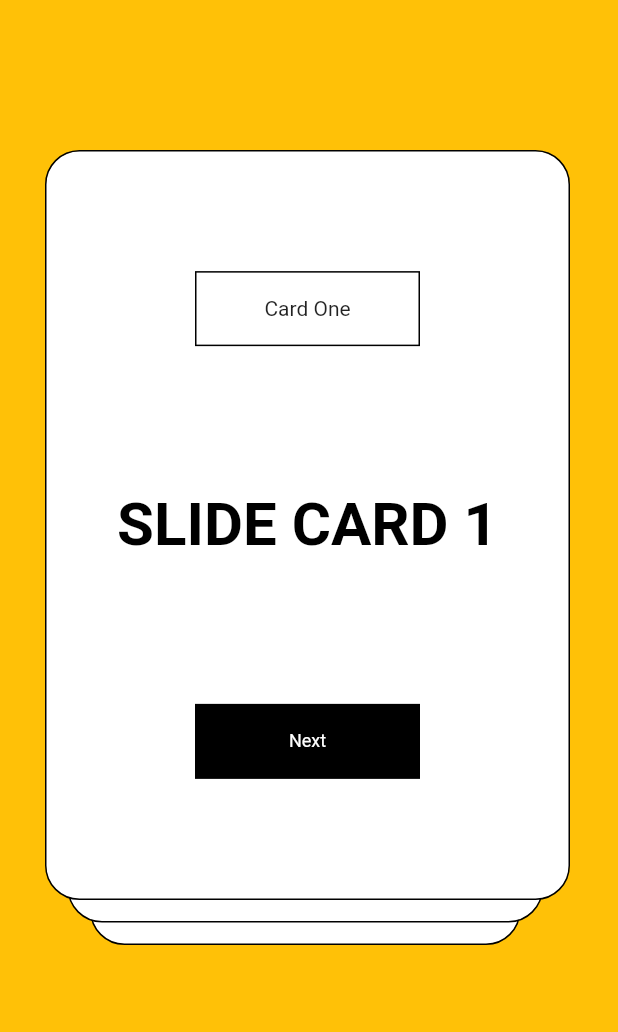
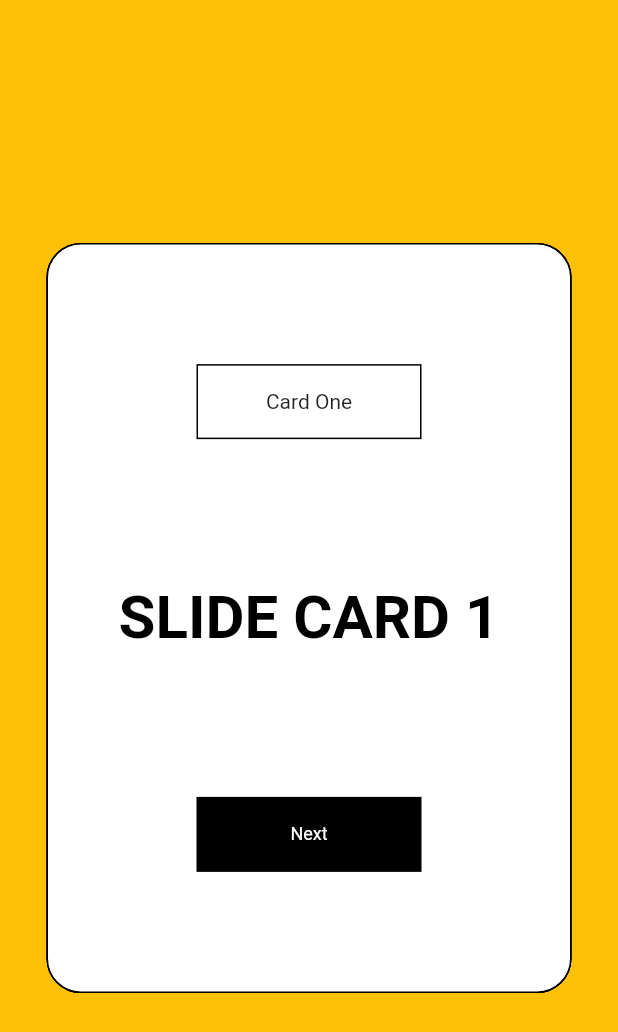
Before and after one commit to Tejas-gaikwad/flutter_animations, a Flutter app: the screen it shows after launch, on a phone screen of 412 x 824 dp. Shown: the top 1032 px of the screen. Run offline on Flutter 3.47's test engine with Material 2 defaults, Android fonts, the phone set to English and light mode, and no system bars; our stand-ins replace flutter_secure_storage.

Commit message:
swippable cards yt video

```diff
--- a/lib/main.dart
+++ b/lib/main.dart
@@ -12,8 +12,7 @@ class MyApp extends StatelessWidget {
   @override
   Widget build(BuildContext context) {
     return MaterialApp(
-      debugShowCheckedModeBanner: false
-      ,
+      debugShowCheckedModeBanner: false,
       title: 'Flutter Demo',
       theme: ThemeData(primarySwatch: Colors.blue),
       home: Swipeable_slide_cards(),
--- a/lib/swipeable_slide_cards/swipeable_slide_cards.dart
+++ b/lib/swipeable_slide_cards/swipeable_slide_cards.dart
@@ -1,7 +1,6 @@
 import 'package:flutter/material.dart';
-import 'package:flutter/src/widgets/framework.dart';
-import 'package:flutter/src/widgets/placeholder.dart';
 
+// ignore: camel_case_types
 class Swipeable_slide_cards extends StatefulWidget {
   const Swipeable_slide_cards({super.key});
 
@@ -12,88 +11,112 @@ class Swipeable_slide_cards extends StatefulWidget {
 class _Swipeable_slide_cardsState extends State<Swipeable_slide_cards>
     with AutomaticKeepAliveClientMixin, TickerProviderStateMixin {
   late final AnimationController _controller1 = AnimationController(
-      vsync: this, duration: const Duration(milliseconds: 800));
+    vsync: this,
+    duration: const Duration(milliseconds: 800),
+  );
+
   late final AnimationController _controller2 = AnimationController(
-      vsync: this, duration: const Duration(milliseconds: 800));
+    vsync: this,
+    duration: const Duration(milliseconds: 800),
+  );
+
   late final AnimationController _controller3 = AnimationController(
-      vsync: this, duration: const Duration(milliseconds: 800));
+    vsync: this,
+    duration: const Duration(milliseconds: 800),
+  );
 
   late final Animation<Offset> _offsetAnimation1 = Tween<Offset>(
     begin: Offset.zero,
     end: const Offset(-1.8, 0.0),
-  ).animate(CurvedAnimation(
-    parent: _controller1,
-    curve: Curves.easeIn,
-  ));
+  ).animate(CurvedAnimation(parent: _controller1, curve: Curves.easeIn));
 
   late final Animation<Offset> _offsetAnimation2 = Tween<Offset>(
     begin: Offset.zero,
     end: const Offset(-1.8, 0.0),
-  ).animate(CurvedAnimation(
-    parent: _controller2,
-    curve: Curves.easeIn,
-  ));
+  ).animate(CurvedAnimation(parent: _controller2, curve: Curves.easeIn));
+
   late final Animation<Offset> _offsetAnimation3 = Tween<Offset>(
     begin: Offset.zero,
     end: const Offset(-1.8, 0.0),
-  ).animate(CurvedAnimation(
-    parent: _controller3,
-    curve: Curves.easeIn,
-  ));
-
-  @override
-  void initState() {
-    super.initState();
-  }
+  ).animate(CurvedAnimation(parent: _controller3, curve: Curves.easeIn));
 
   @override
   void dispose() {
     _controller1.dispose();
+    _controller2.dispose();
+    _controller3.dispose();
     super.dispose();
   }
 
   @override
   Widget build(BuildContext context) {
-    super.build(context);
     return Scaffold(
       backgroundColor: Colors.amber,
       body: SafeArea(
         child: Container(
           color: Colors.amber,
           child: Stack(
+            alignment: Alignment.center,
             children: [
-              Positioned(
-                child: Container(
-                  alignment: Alignment.center,
-                  padding: const EdgeInsets.all(16),
-                  child: Text(
-                    'WELCOME'.toUpperCase(),
-                    textAlign: TextAlign.center,
-                    style: const TextStyle(
-                        color: Colors.black,
-                        fontSize: 40,
-                        fontWeight: FontWeight.bold),
+              const TextWidget(),
+              AnimatedBuilder(
+                animation: _controller1,
+                builder: (context, child) {
+                  return SlideTransition(
+                      position: _offsetAnimation1,
+                      child: Transform(
+                          alignment: Alignment.topRight,
+                          transform:
+                              Matrix4.rotationZ(_controller1.value * (-0.3)),
+                          child: SwipeCard(controller1: _controller1)));
+                },
               ),
+              AnimatedBuilder(
+                animation: _controller2,
+                builder: (context, child) {
+                  return SlideTransition(
+                      position: _offsetAnimation2,
+                      child: Transform(
+                          alignment: Alignment.topRight,
+                          transform:
+                              Matrix4.rotationZ(_controller2.value * (-0.3)),
+                          child: SwipeCard(controller1: _controller2)));
+                },
               ),
-              ),
-              Positioned(
-                left: 60,
-                right: 65,
-                top: 130,
-                child: AnimatedBuilder(
+              AnimatedBuilder(
                 animation: _controller3,
-                  builder: (_, child) {
+                builder: (context, child) {
                   return SlideTransition(
                       position: _offsetAnimation3,
                       child: Transform(
                           alignment: Alignment.topRight,
                           transform:
                               Matrix4.rotationZ(_controller3.value * (-0.3)),
-                        child: child,
+                          child: SwipeCard(controller1: _controller3)));
+                },
+              )
+            ],
+          ),
+        ),
       ),
     );
-                  },
-                  child: Container(
+  }
+
+  @override
+  bool get wantKeepAlive => false;
+}
+
+class SwipeCard extends StatelessWidget {
+  const SwipeCard({
+    super.key,
+    required AnimationController controller1,
+  }) : _controller1 = controller1;
+
+  final AnimationController _controller1;
+
+  @override
+  Widget build(BuildContext context) {
+    return Container(
       height: 500,
       width: 350,
       decoration: BoxDecoration(
@@ -109,149 +132,7 @@ class _Swipeable_slide_cardsState extends State<Swipeable_slide_cards>
             height: 50,
             width: 150,
             padding: const EdgeInsets.all(16),
-                          decoration: BoxDecoration(
-                              border: Border.all(color: Colors.black)),
-                          child: Text('Card Three'),
-                        ),
-                        Container(
-                          alignment: Alignment.center,
-                          padding: const EdgeInsets.all(16),
-                          child: Text(
-                            'Slide Card 3'.toUpperCase(),
-                            textAlign: TextAlign.center,
-                            style: const TextStyle(
-                                color: Colors.black,
-                                fontSize: 40,
-                                fontWeight: FontWeight.bold),
-                          ),
-                        ),
-                        InkWell(
-                          onTap: () {
-                            _controller3.forward();
-                          },
-                          child: Container(
-                            alignment: Alignment.center,
-                            height: 50,
-                            width: 150,
-                            padding: const EdgeInsets.all(16),
-                            color: Colors.black,
-                            child: const Text(
-                              'Next',
-                              style:
-                                  TextStyle(color: Colors.white, fontSize: 12),
-                            ),
-                          ),
-                        ),
-                      ],
-                    ),
-                  ),
-                ),
-              ),
-              Positioned(
-                left: 45,
-                right: 50,
-                top: 115,
-                child: AnimatedBuilder(
-                  animation: _controller2,
-                  builder: (_, child) {
-                    return SlideTransition(
-                      position: _offsetAnimation2,
-                      child: Transform(
-                        alignment: Alignment.topRight,
-                        transform:
-                            Matrix4.rotationZ(_controller2.value * (-0.3)),
-                        child: child,
-                      ),
-                    );
-                  },
-                  child: Container(
-                    height: 500,
-                    width: 350,
-                    decoration: BoxDecoration(
-                      border: Border.all(color: Colors.black),
-                      color: Colors.white,
-                      borderRadius: BorderRadius.circular(23.0),
-                    ),
-                    child: Column(
-                      mainAxisAlignment: MainAxisAlignment.spaceEvenly,
-                      children: [
-                        Container(
-                          alignment: Alignment.center,
-                          height: 50,
-                          width: 150,
-                          padding: const EdgeInsets.all(16),
-                          decoration: BoxDecoration(
-                              border: Border.all(color: Colors.black)),
-                          child: Text('Card Second'),
-                        ),
-                        Container(
-                          alignment: Alignment.center,
-                          padding: const EdgeInsets.all(16),
-                          child: Text(
-                            'Slide Card 2'.toUpperCase(),
-                            textAlign: TextAlign.center,
-                            style: const TextStyle(
-                                color: Colors.black,
-                                fontSize: 40,
-                                fontWeight: FontWeight.bold),
-                          ),
-                        ),
-                        InkWell(
-                          onTap: () {
-                            _controller2.forward();
-                          },
-                          child: Container(
-                            alignment: Alignment.center,
-                            height: 50,
-                            width: 150,
-                            padding: const EdgeInsets.all(16),
-                            color: Colors.black,
-                            child: const Text(
-                              'Next',
-                              style:
-                                  TextStyle(color: Colors.white, fontSize: 12),
-                            ),
-                          ),
-                        ),
-                      ],
-                    ),
-                  ),
-                ),
-              ),
-              Positioned(
-                left: 30,
-                top: 100,
-                child: AnimatedBuilder(
-                  animation: _controller1,
-                  builder: (_, child) {
-                    return SlideTransition(
-                      position: _offsetAnimation1,
-                      child: Transform(
-                        alignment: Alignment.topRight,
-                        transform:
-                            Matrix4.rotationZ(_controller1.value * (-0.3)),
-                        child: child,
-                      ),
-                    );
-                  },
-                  child: Container(
-                    height: 500,
-                    width: 350,
-                    decoration: BoxDecoration(
-                      border: Border.all(color: Colors.black),
-                      color: Colors.white,
-                      borderRadius: BorderRadius.circular(23.0),
-                    ),
-                    child: Column(
-                      mainAxisAlignment: MainAxisAlignment.spaceEvenly,
-                      children: [
-                        Container(
-                          alignment: Alignment.center,
-                          height: 50,
-                          width: 150,
-                          padding: const EdgeInsets.all(16),
-                          decoration: BoxDecoration(
-                              border: Border.all(color: Colors.black)),
+            decoration: BoxDecoration(border: Border.all(color: Colors.black)),
             child: Text('Card One'),
           ),
           Container(
@@ -278,23 +159,32 @@ class _Swipeable_slide_cardsState extends State<Swipeable_slide_cards>
               color: Colors.black,
               child: const Text(
                 'Next',
-                              style:
-                                  TextStyle(color: Colors.white, fontSize: 12),
+                style: TextStyle(color: Colors.white, fontSize: 12),
               ),
             ),
           ),
         ],
       ),
-                  ),
-                ),
-              ),
-            ],
-          ),
+    );
+  }
+}
+
+class TextWidget extends StatelessWidget {
+  const TextWidget({super.key});
+
+  @override
+  Widget build(BuildContext context) {
+    return Positioned(
+      child: Container(
+        alignment: Alignment.center,
+        padding: const EdgeInsets.all(16),
+        child: Text(
+          'WELCOME'.toUpperCase(),
+          textAlign: TextAlign.center,
+          style: const TextStyle(
+              color: Colors.black, fontSize: 40, fontWeight: FontWeight.bold),
         ),
       ),
     );
   }
-
-  @override
-  bool get wantKeepAlive => false;
 }
```
Lines whose indentation alone changed are shown as unchanged.
